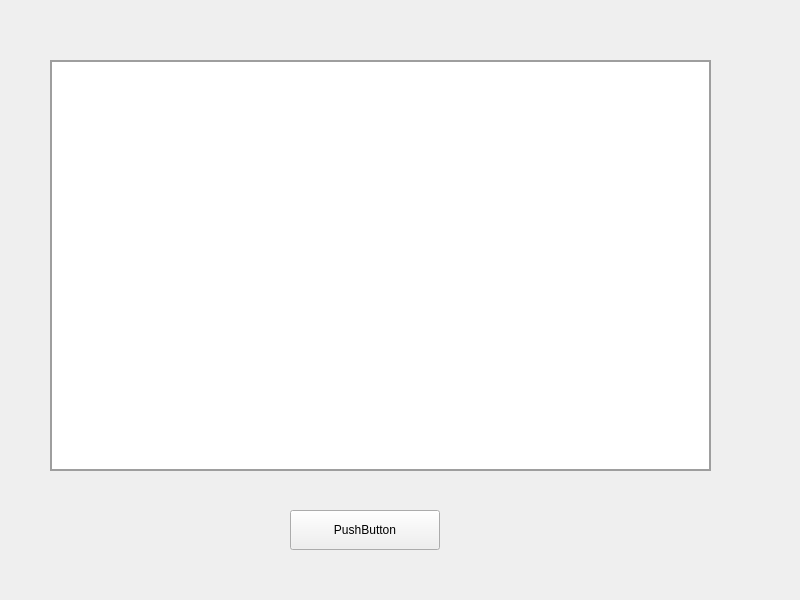
Qt form ExamServer/dataconfig.ui (gscsdlz/exam) before a commit.
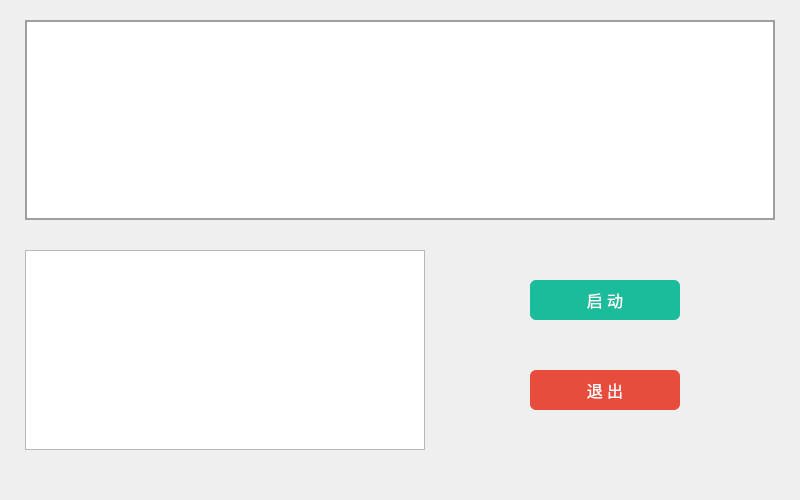
The same form after that commit.

What changed in the file:
```diff
--- a/ExamServer/dataconfig.ui
+++ b/ExamServer/dataconfig.ui
@@ -7,19 +7,72 @@
     <x>0</x>
     <y>0</y>
     <width>800</width>
-    <height>600</height>
+    <height>500</height>
    </rect>
   </property>
   <property name="windowTitle">
    <string>Form</string>
   </property>
-  <widget class="QTableView" name="tableView">
+  <property name="styleSheet">
+   <string notr="true">QPushButton {
+	background-color: #e74c3c;
+	border: none;
+	color:white;
+	font-size: 16px;
+	border-radius: 6px;
+}
+QPushButton:hover {
+	background-color: #ec7063;
+}
+</string>
+  </property>
+  <widget class="QPushButton" name="start">
    <property name="geometry">
     <rect>
-     <x>50</x>
-     <y>60</y>
-     <width>661</width>
-     <height>411</height>
+     <x>530</x>
+     <y>280</y>
+     <width>150</width>
+     <height>40</height>
+    </rect>
+   </property>
+   <property name="font">
+    <font>
+     <pointsize>-1</pointsize>
+    </font>
+   </property>
+   <property name="styleSheet">
+    <string notr="true">QPushButton {
+	background-color: #1abc9c;
+	border: none;
+	color:white;
+	font-size: 16px;
+	border-radius: 6px;
+}
+QPushButton:hover {
+	background-color: rgb(47,226,191);
+}</string>
+   </property>
+   <property name="text">
+    <string>启 动</string>
+   </property>
+  </widget>
+  <widget class="QTableView" name="classTable">
+   <property name="geometry">
+    <rect>
+     <x>25</x>
+     <y>250</y>
+     <width>400</width>
+     <height>200</height>
+    </rect>
+   </property>
+  </widget>
+  <widget class="QTableView" name="examTable">
+   <property name="geometry">
+    <rect>
+     <x>25</x>
+     <y>20</y>
+     <width>750</width>
+     <height>200</height>
     </rect>
    </property>
    <property name="styleSheet">
@@ -31,14 +84,32 @@
   <widget class="QPushButton" name="pushButton">
    <property name="geometry">
     <rect>
-     <x>290</x>
-     <y>510</y>
+     <x>530</x>
+     <y>370</y>
      <width>150</width>
      <height>40</height>
     </rect>
    </property>
+   <property name="font">
+    <font>
+     <pointsize>-1</pointsize>
+    </font>
+   </property>
+   <property name="styleSheet">
+    <string notr="true">QPushButton {
+	background-color: #e74c3c;
+	border: none;
+	color:white;
+	font-size: 16px;
+	border-radius: 6px;
+}
+QPushButton:hover {
+	background-color: #ec7063;
+}
+</string>
+   </property>
    <property name="text">
-    <string>PushButton</string>
+    <string>退 出</string>
    </property>
   </widget>
  </widget>
```
Left out of the diff: 4 changed lines with no effect on the pictures.
